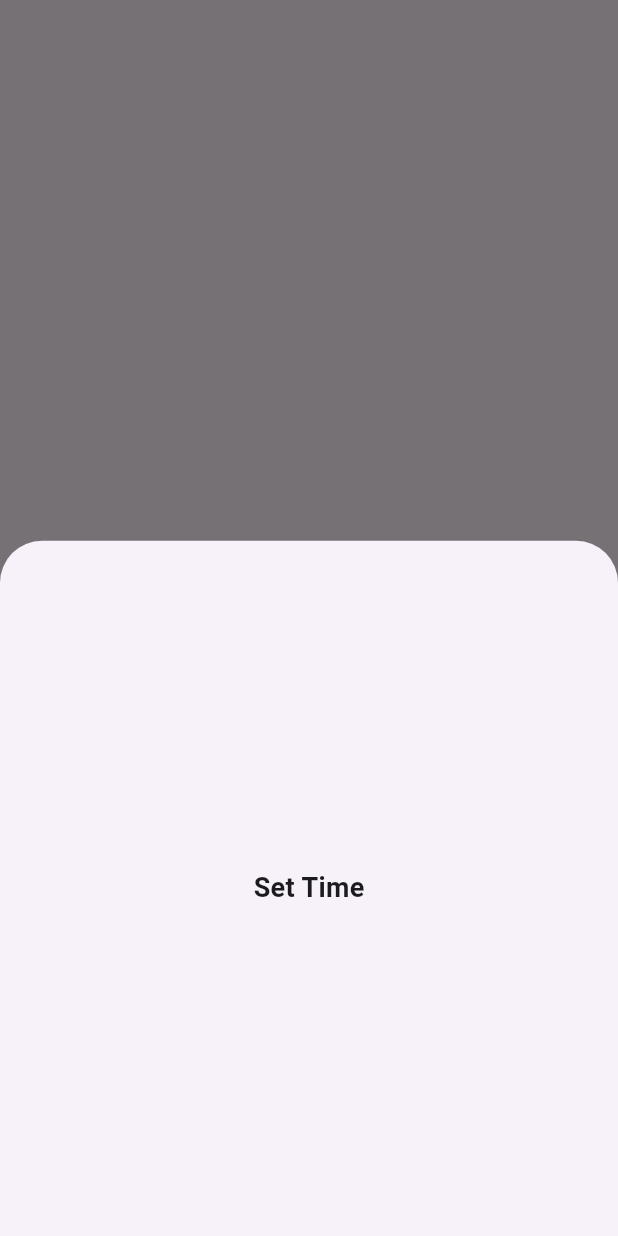
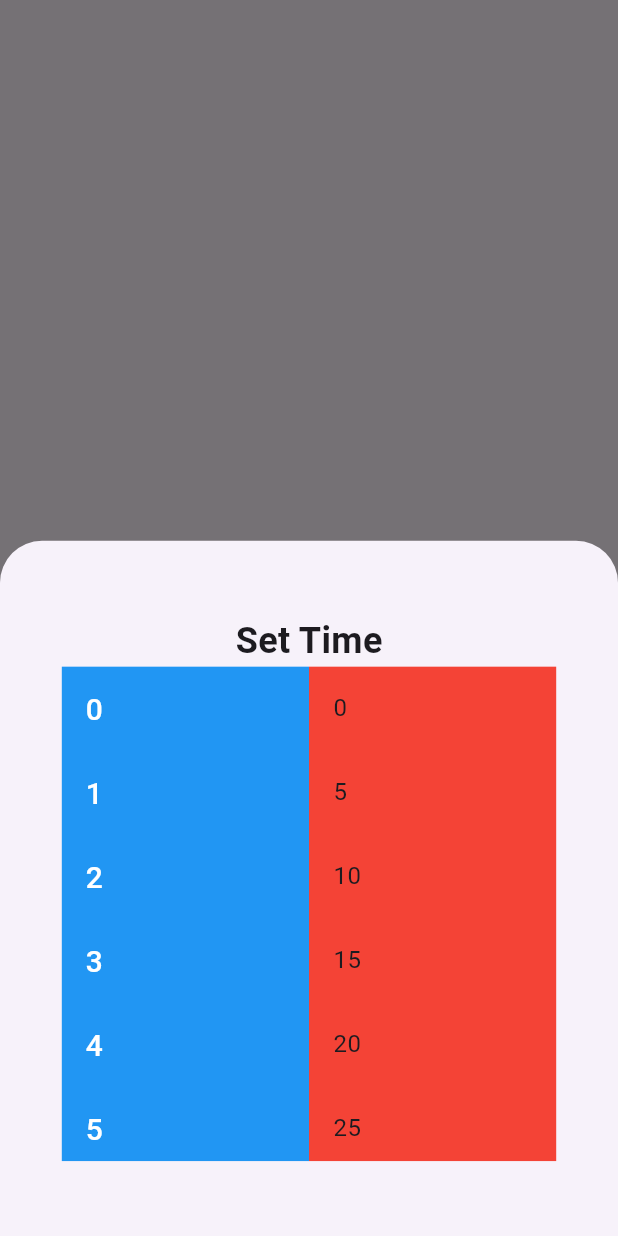
Before and after one commit to Adityaverma1998/sweat_clock, a Flutter app: what showTimePickerBottomSheet() shows on an empty page, opened directly, on a phone screen of 412 x 824 dp. Run offline on Flutter 3.47's test engine with Material 3 defaults, Android fonts, the phone set to English and light mode, and no system bars.

```diff
--- a/lib/widgets/set_time_bottom_sheet.dart
+++ b/lib/widgets/set_time_bottom_sheet.dart
@@ -8,12 +8,11 @@ void showTimePickerBottomSheet(BuildContext context) {
   var selectedMin = minValues[(minValues.length / 2).toInt()];
   var selectedSec = secValues[(secValues.length / 2).toInt()];
 
-
-
   showModalBottomSheet(
     context: context,
     builder: (BuildContext context) {
       return Container(
+        width: MediaQuery.of(context).size.width ,
         padding: EdgeInsets.all(16.0),
         alignment: Alignment.center,
         child: Column(
@@ -21,16 +20,46 @@ void showTimePickerBottomSheet(BuildContext context) {
           children: <Widget>[
             Text(
               'Set Time',
-              style: TextStyle(fontSize: 18, fontWeight: FontWeight.bold),
+              style: TextStyle(fontSize: 24, fontWeight: FontWeight.bold),
             ),
-            Row(
-              mainAxisAlignment: MainAxisAlignment.center,
-              children: <Widget>[
+            Row(mainAxisAlignment: MainAxisAlignment.center, children: <Widget>[
+              Container(
+                                color:Colors.blue,
 
+                  height: MediaQuery.of(context).size.height * 0.4,
+                  width: MediaQuery.of(context).size.width * 0.4,
+                  child: ListView.builder(
+                    physics: const ClampingScrollPhysics(),
+                    itemCount: minValues.length,
+                    itemBuilder: (context, index) {
+                      return ListTile(
+                        title: Text('${minValues[index]}'),
+                        titleTextStyle: TextStyle(
+                          fontSize: 20,
+                          fontWeight: FontWeight.w500
+                        ),
+                      );
+                    },
+                  )),
+              Container(
+                color:Colors.red,
+                  height: MediaQuery.of(context).size.height * 0.4,
+                  width: MediaQuery.of(context).size.width * 0.4,
+                  child: Center(
+                    child: ListView.builder(
+                      physics: const ClampingScrollPhysics(),
+                      itemCount: secValues.length,
+                      itemBuilder: (context, index) {
+                        return ListTile(
+                          onTap: (){
 
-
-
-              ])
+                          },
+                          title: Text('${secValues[index]}'),
+                        );
+                      },
+                    ),
+                  ))
+            ])
           ],
         ),
       );
```
